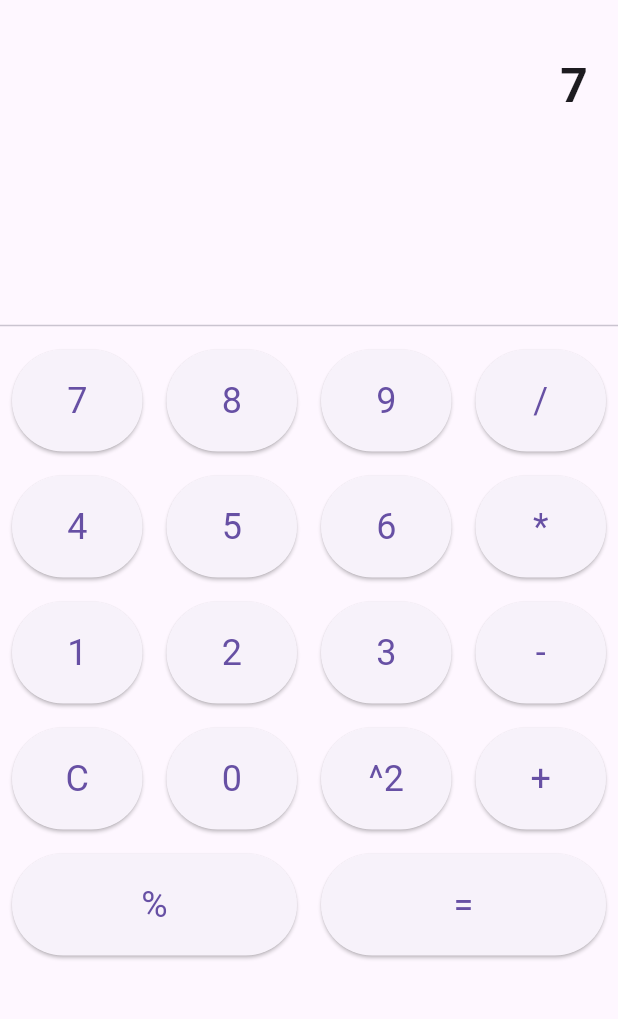
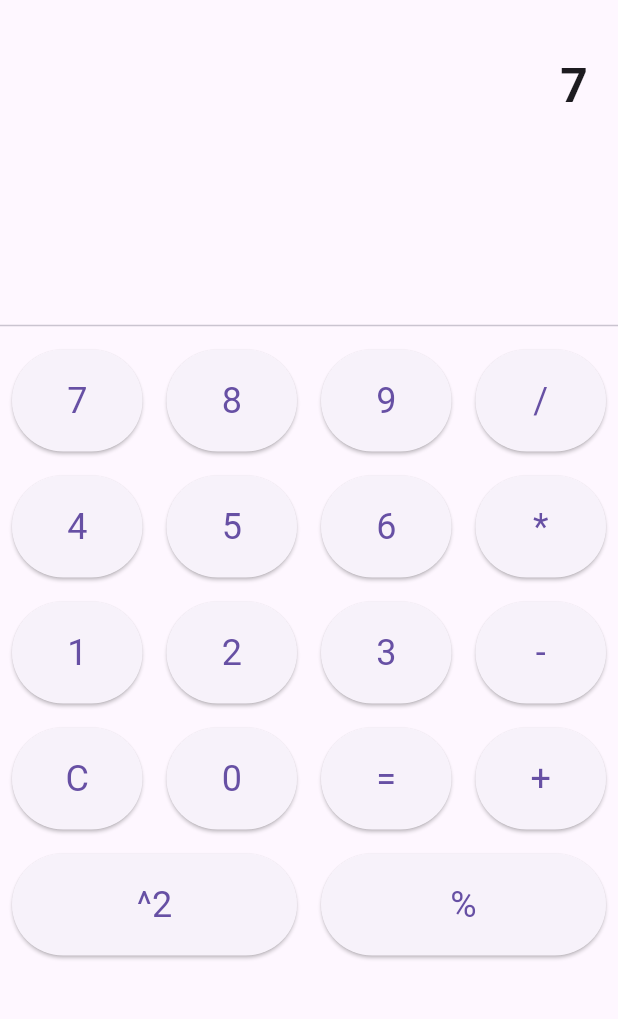
Before and after one commit to Jimmy-seraph1080/flutter-calculator, a Flutter app: the screen it shows after launch, after a tap on an icon or button, on a phone screen of 412 x 824 dp, the part 63-1082 px from its top. Run offline on Flutter 3.47's test engine with Material 3 defaults, Android fonts, the phone set to English and light mode, and no system bars; missing offline and left inert: expressions.

Commit message:
Added square button to the calculator app fixed

```diff
--- a/lib/main.dart
+++ b/lib/main.dart
@@ -11,7 +11,7 @@ class MyApp extends StatelessWidget {
   @override
   Widget build(BuildContext context) {
     return MaterialApp(
-      title: 'Calculator',
+      title: 'Jimmy Zhang\'s Calculator',
       theme: ThemeData(
         primarySwatch: Colors.deepPurple,
       ),
@@ -51,11 +51,11 @@ class _MyHomePageState extends State<MyHomePage> {
           result = 'Error';
         }
       } else if (value == '^2') {
-        // Handle squaring the number
-        input += '**2'; // Use '**' for exponentiation
+        // Square the number
+        input = '$input^2';
       } else if (value == '%') {
-        // Handle modulo operation
-        input += '%'; // Modulo operator
+        // Modulo operation
+        input += '%';
       } else {
         // Update the input expression
         input += value;
@@ -139,14 +139,14 @@ class _MyHomePageState extends State<MyHomePage> {
                   children: <Widget>[
                     _buildButton('C'),
                     _buildButton('0'),
-                    _buildButton('^2'), // Squaring button
+                    _buildButton('='),
                     _buildButton('+'),
                   ],
                 ),
                 Row(
                   children: <Widget>[
-                    _buildButton('%'), // Modulo button
-                    _buildButton('='),
+                    _buildButton('^2'),
+                    _buildButton('%'),
                   ],
                 ),
               ],
```
